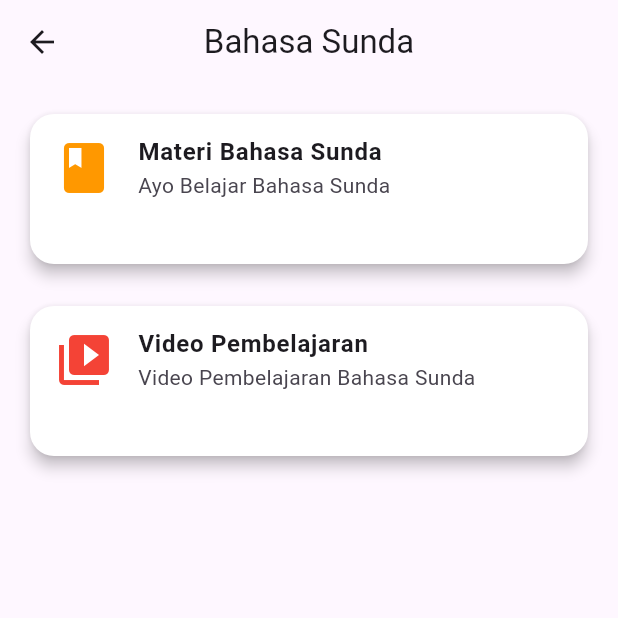
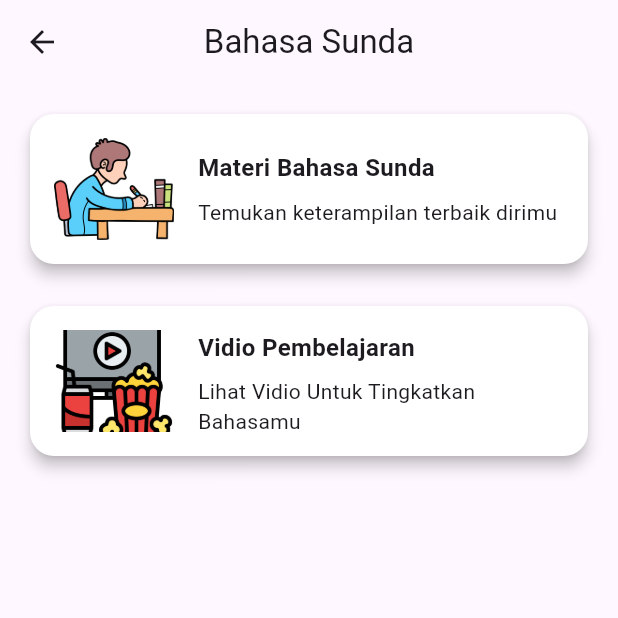
Before and after one commit to ArsalRR/aplikasi_belajar_bahasa_sunda, a Flutter app: the ListSundaView screen opened by its route, on a phone screen of 412 x 824 dp, the top half of it. Run offline on Flutter 3.47's test engine with Material 3 defaults, Android fonts, the light colour scheme and no system bars; our stand-ins replace cloud_firestore, firebase_auth, firebase_core, flutter_custom_clippers, flutter_svg, get; accounts and stored records are empty; network calls fail; project files that could hold a hidden picture were left out.

Commit message:
update tampilan

```diff
--- a/lib/app/modules/list_sunda/views/list_sunda_view.dart
+++ b/lib/app/modules/list_sunda/views/list_sunda_view.dart
@@ -18,44 +18,79 @@ class ListSundaView extends GetView<ListSundaController> {
       body: ListView(
         padding: EdgeInsets.all(16.0),
         children: [
-          Card(
+          buildCard(
+            imageUrl: 'assets/img/studying.png',
+            title: 'Materi Bahasa Sunda',
+            subtitle: 'Temukan keterampilan terbaik dirimu',
+
+            onTap: () {
+              Get.toNamed(Routes.BHS_SUNDA);
+            },
+          ),
+          SizedBox(height: 20),
+          buildCard(
+            imageUrl: 'assets/img/watching.png',
+            title: 'Vidio Pembelajaran',
+            subtitle: 'Lihat Vidio Untuk Tingkatkan Bahasamu',
+
+            onTap: () {
+
+            },
+          ),
+
+        ],
+      ),
+    );
+  }
+
+  Widget buildCard({
+    required String imageUrl,
+    required String title,
+    required String subtitle,
+
+    required VoidCallback onTap,
+  }) {
+    return Card(
       color: Colors.white,
       elevation: 4,
       shape: RoundedRectangleBorder(
         borderRadius: BorderRadius.circular(16.0),
       ),
+      child: InkWell(
+        onTap: onTap,
         child: Container(
+          padding: EdgeInsets.all(16.0),
           height: 100,
-              child: ListTile(
-                leading: Icon(Icons.book, color: Colors.orange, size: 40),
-                title: Text('Materi Bahasa Sunda', style: TextStyle(fontWeight: FontWeight.bold)),
-                subtitle: Text('Ayo Belajar Bahasa Sunda'),
-                onTap: () {
-                  Get.toNamed(Routes.BHS_SUNDA);
-                },
+          child: Row(
+            children: [
+              Image.asset(
+                imageUrl,
+                width: 80,
+                height: 80,
+                fit: BoxFit.cover,
+              ),
+              SizedBox(width: 16),
+              Expanded(
+                child: Column(
+                  crossAxisAlignment: CrossAxisAlignment.start,
+                  mainAxisAlignment: MainAxisAlignment.center,
+                  children: [
+                    Text(
+                      title,
+                      style: TextStyle(
+                        fontWeight: FontWeight.bold,
+                        fontSize: 16,
                       ),
                     ),
-          ),
-          SizedBox(height: 20),
-          Card(
-            color: Colors.white,
-            elevation: 4,
-            shape: RoundedRectangleBorder(
-              borderRadius: BorderRadius.circular(16.0),
-            ),
-            child: Container(
-              height: 100,
-              child: ListTile(
-                leading: Icon(Icons.video_library, color: Colors.red, size: 40),
-                title: Text('Video Pembelajaran', style: TextStyle(fontWeight: FontWeight.bold)),
-                subtitle: Text('Video Pembelajaran Bahasa Sunda'),
-                onTap: () {
-
-                },
+                    SizedBox(height: 8),
+                    Text(subtitle),
+                  ],
                 ),
               ),
+
+            ],
           ),
-        ],
+        ),
       ),
     );
   }
--- a/lib/app/modules/login/views/login_view.dart
+++ b/lib/app/modules/login/views/login_view.dart
@@ -33,7 +33,7 @@ class LoginView extends GetView<LoginController> {
                     decoration: InputDecoration(
                       prefixIcon: Icon(Icons.email),
                       filled: true,
-                      fillColor: Colors.black,
+                      fillColor: Colors.white,
                       border: OutlineInputBorder(
                         borderRadius: BorderRadius.circular(20),
                       ),
--- a/lib/app/modules/pai/views/pai_view.dart
+++ b/lib/app/modules/pai/views/pai_view.dart
@@ -8,7 +8,7 @@ class PaiView extends StatelessWidget {
   @override
   Widget build(BuildContext context) {
     return Scaffold(
-        backgroundColor:Color(0xFFCAF4FF),
+        backgroundColor: Colors.white,
       appBar: AppBar(
         title: Text('Materi Pendidikan Agama Islam'),
       ),
```
Also changed, not shown: lib/app/modules/list_pai/views/list_pai_view.dart (+63 -34 lines), assets/img/praying.png (added), assets/img/studying.png (added), assets/img/watching.png (added). Lines whose indentation alone changed are shown as unchanged.
